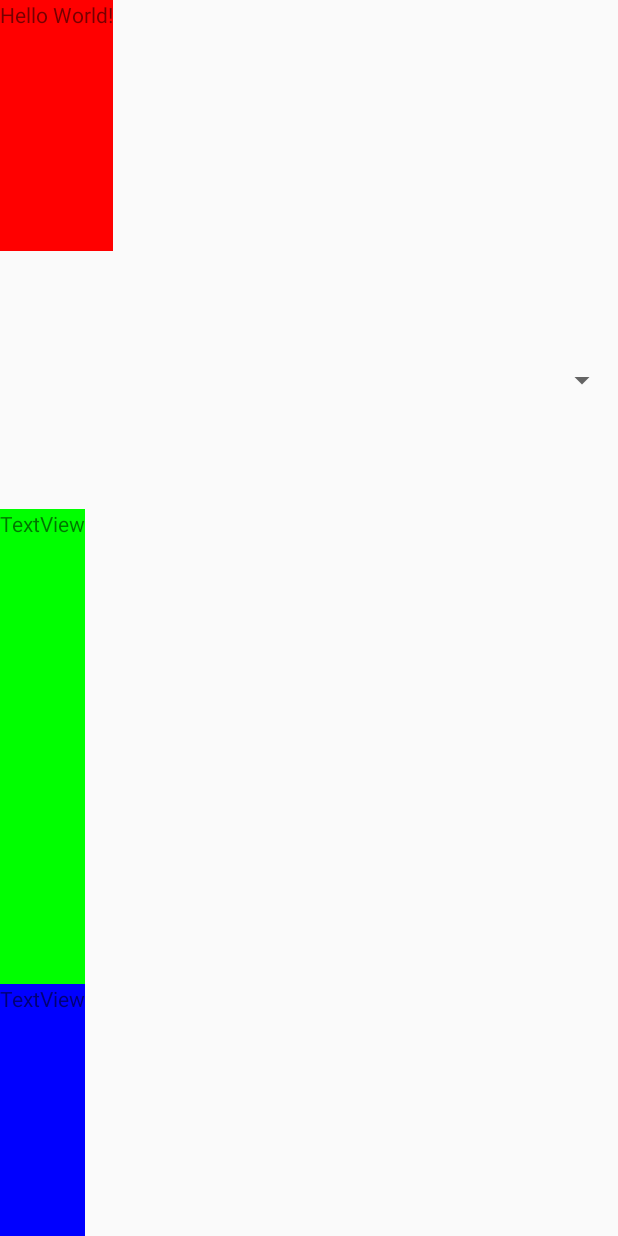
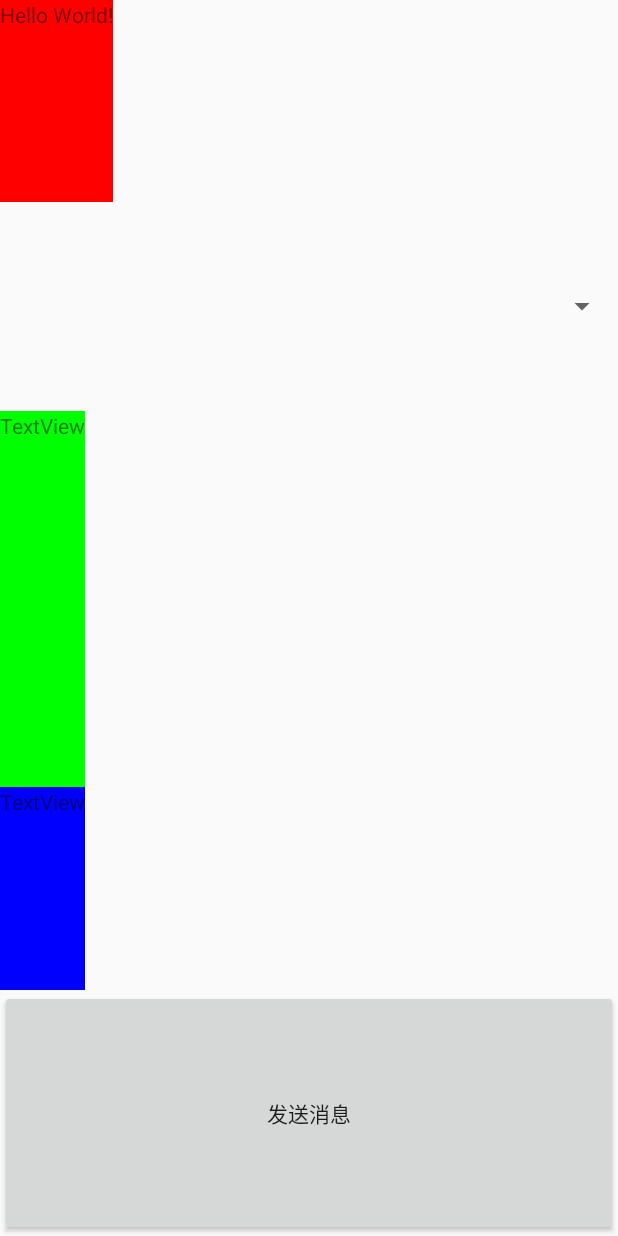
Before and after one commit to ChItZZZ/LearnAndroid, an Android app: the layout activity_main.xml on its own in the app's theme, with its tools: preview values and no code run, on a phone screen of 412 x 824 dp. Run offline under Robolectric (Android 15) with nearby library versions, the phone set to English and light mode, and no system bars.

```diff
--- a/app/src/main/res/layout/activity_main.xml
+++ b/app/src/main/res/layout/activity_main.xml
@@ -45,4 +45,11 @@
         tools:layout_editor_absoluteX="47dp"
         tools:layout_editor_absoluteY="130dp" />
 
+    <Button
+        android:id="@+id/btnSendMsg"
+        android:layout_width="match_parent"
+        android:layout_height="wrap_content"
+        android:layout_weight="1"
+        android:text="发送消息" />
+
 </LinearLayout>
```
Also changed, not shown: app/src/main/AndroidManifest.xml (+9 -2 lines), app/src/main/java/com/example/my/learnandroid/MainActivity.java (+17 -3 lines), app/src/main/java/com/example/my/learnandroid/MyReceiver.java (added, +15 -0 lines).
